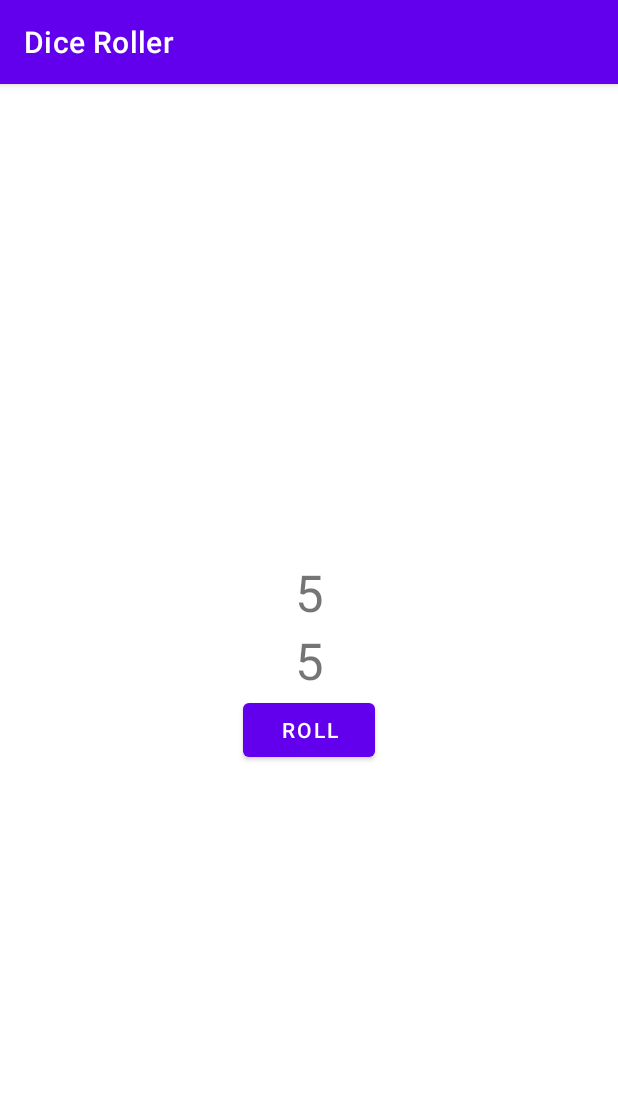
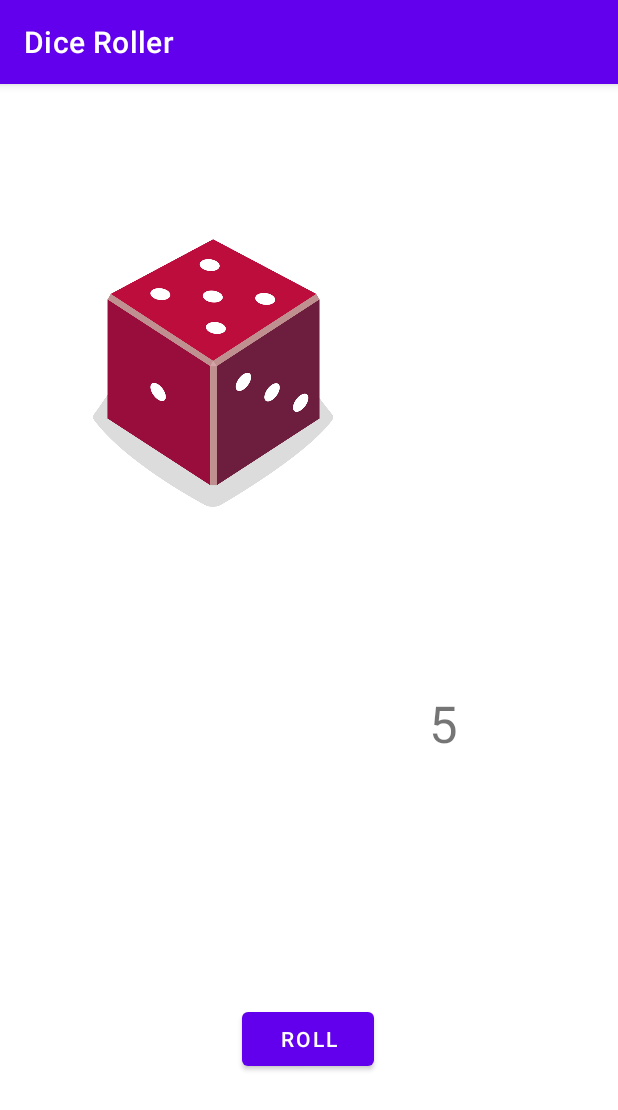
Before and after one commit to Andres-Martinez-Gutierrez/Dados, an Android app: the screen it shows after launch (MainActivity), after a tap on "ROLL", on a phone screen of 412 x 824 dp. Shown: the top 1110 px of the screen. Run offline under Robolectric (Android 15) with nearby library versions, the phone set to English and light mode, and no system bars.

Commit message:
Se agrega las imagenes a app

```diff
--- a/app/src/main/java/com/example/diceroller/MainActivity.kt
+++ b/app/src/main/java/com/example/diceroller/MainActivity.kt
@@ -3,8 +3,8 @@ package com.example.diceroller
 import androidx.appcompat.app.AppCompatActivity
 import android.os.Bundle
 import android.widget.Button
+import android.widget.ImageView
 import android.widget.TextView
-import android.widget.Toast
 
 class MainActivity : AppCompatActivity() {
     override fun onCreate(savedInstanceState: Bundle?) {
@@ -21,9 +21,15 @@ class MainActivity : AppCompatActivity() {
 
     }
 
+    /**
+     * Tira los dados y actualiza la pantalla con el resultado.
+     */
     private fun rollDice() {
+        // Crea un nuevo objeto Dice con 6 lados y tira los dados
         val dice = Dice(6)
         val diceRoll = dice.roll()
+
+        // Encuentra la ImageView en el diseño
         val resultadoTextView: TextView = findViewById(R.id.textView)
         resultadoTextView.text = diceRoll.toString()
 
@@ -32,9 +38,28 @@ class MainActivity : AppCompatActivity() {
     private fun rollDice2() {
         val dice = Dice(6)
         val diceRoll = dice.roll()
-        val resultadoTextView2: TextView = findViewById(R.id.textView2)
-        resultadoTextView2.text = diceRoll.toString()
+
+        val diceImagen: ImageView = findViewById(R.id.caraDadoUno)
+
+        /** Determine qué ID de recurso drawable
+        * usar en función de la tirada de dados
+         */
+        val drawableResourse = when (diceRoll) {
+            1 -> R.drawable.dice_1
+            2 -> R.drawable.dice_2
+            3 -> R.drawable.dice_3
+            4 -> R.drawable.dice_4
+            5 -> R.drawable.dice_5
+            else -> R.drawable.dice_6
         }
+
+        // Actualizar ImageView con el ID de recurso drawable correcto
+        diceImagen.setImageResource(drawableResourse)
+
+        // Actualizar la descripción del contenido
+        diceImagen.contentDescription = diceRoll.toString()
+
+
     }
 
     class Dice(private val numSides: Int) {
@@ -43,3 +68,4 @@ class Dice(private val numSides: Int) {
             return (1..numSides).random()
         }
     }
+}
--- a/app/src/main/res/layout/activity_main.xml
+++ b/app/src/main/res/layout/activity_main.xml
@@ -13,28 +13,35 @@
         android:layout_height="wrap_content"
         android:textSize="34sp"
         app:layout_constraintBottom_toBottomOf="parent"
+        app:layout_constraintHorizontal_bias="0.729"
         app:layout_constraintLeft_toLeftOf="parent"
         app:layout_constraintRight_toRightOf="parent"
         app:layout_constraintTop_toTopOf="parent"
-        tools:text="1" />
-
-    <TextView
-        android:id="@+id/textView2"
-        android:layout_width="wrap_content"
-        android:layout_height="wrap_content"
-        android:textSize="34sp"
-        app:layout_constraintBottom_toTopOf="@+id/textView"
-        app:layout_constraintEnd_toEndOf="parent"
-        app:layout_constraintStart_toStartOf="parent"
+        app:layout_constraintVertical_bias="0.558"
         tools:text="1" />
 
     <Button
         android:id="@+id/BRoll"
         android:layout_width="wrap_content"
         android:layout_height="wrap_content"
+        android:layout_marginTop="164dp"
         android:text="@string/roll"
         app:layout_constraintEnd_toEndOf="parent"
+        app:layout_constraintHorizontal_bias="0.498"
         app:layout_constraintStart_toStartOf="parent"
         app:layout_constraintTop_toBottomOf="@+id/textView" />
 
+    <ImageView
+        android:id="@+id/caraDadoUno"
+        android:layout_width="160dp"
+        android:layout_height="200dp"
+        android:layout_marginTop="16dp"
+        app:layout_constraintBottom_toBottomOf="parent"
+        app:layout_constraintEnd_toEndOf="parent"
+        app:layout_constraintHorizontal_bias="0.247"
+        app:layout_constraintStart_toStartOf="parent"
+        app:layout_constraintTop_toTopOf="parent"
+        app:layout_constraintVertical_bias="0.139"
+        tools:srcCompat="@drawable/dice_1" />
+
 </androidx.constraintlayout.widget.ConstraintLayout>
```
Also changed, not shown: app/src/main/res/drawable/dice_1.png (added), app/src/main/res/drawable/dice_2.png (added), app/src/main/res/drawable/dice_3.png (added), app/src/main/res/drawable/dice_4.png (added), app/src/main/res/drawable/dice_5.png (added), app/src/main/res/drawable/dice_6.png (added). Lines whose indentation alone changed are shown as unchanged.
